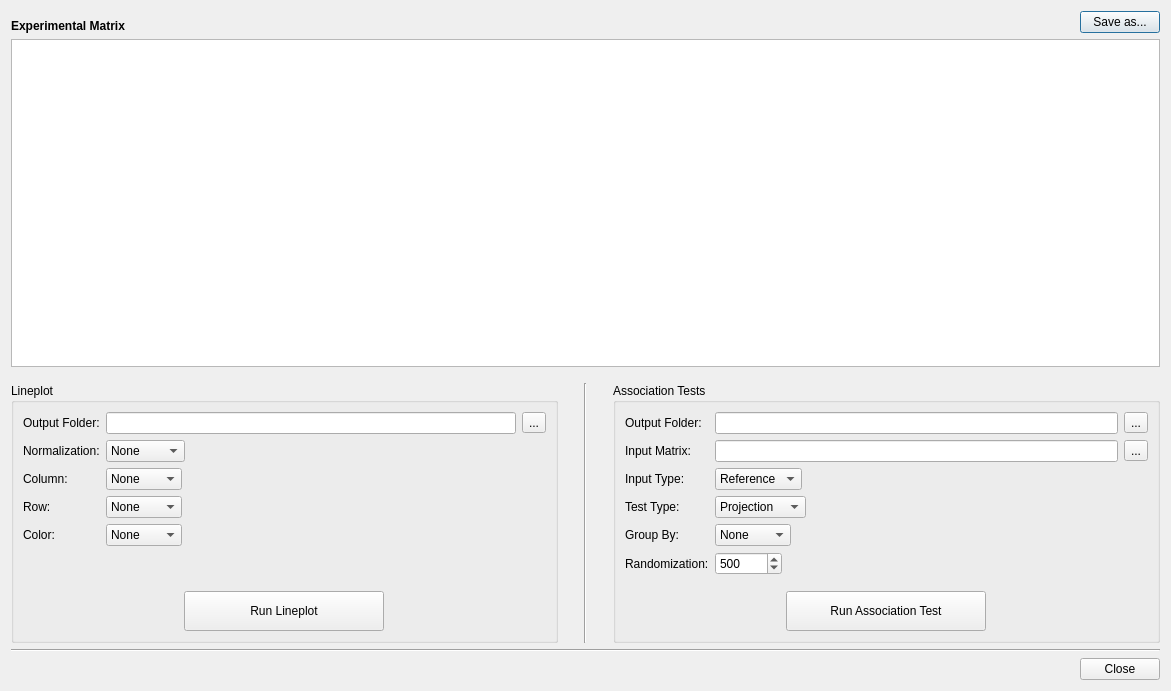
Old version of the form interface/Ui_emExportDialog.ui in the repository Marvin84/reg-gen.
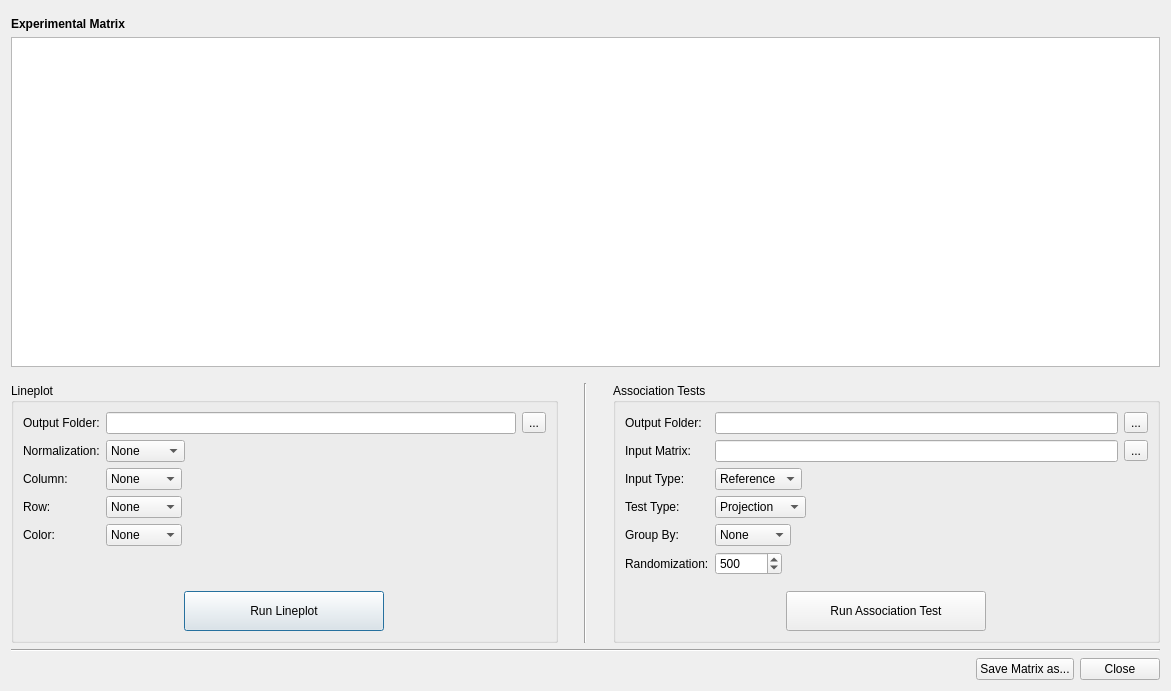
New version of the form.

Commit message: Replaced save button

```diff
--- a/interface/Ui_emExportDialog.ui
+++ b/interface/Ui_emExportDialog.ui
@@ -51,19 +51,6 @@
        </property>
       </spacer>
      </item>
-     <item>
-      <widget class="QPushButton" name="exportButton">
-       <property name="sizePolicy">
-        <sizepolicy hsizetype="Fixed" vsizetype="Fixed">
-         <horstretch>0</horstretch>
-         <verstretch>0</verstretch>
-        </sizepolicy>
-       </property>
-       <property name="text">
-        <string>Save as...</string>
-       </property>
-      </widget>
-     </item>
     </layout>
    </item>
    <item>
@@ -597,7 +584,44 @@
     </widget>
    </item>
    <item>
+    <layout class="QHBoxLayout" name="horizontalLayout_8">
+     <item>
+      <spacer name="horizontalSpacer_4">
+       <property name="orientation">
+        <enum>Qt::Horizontal</enum>
+       </property>
+       <property name="sizeType">
+        <enum>QSizePolicy::Expanding</enum>
+       </property>
+       <property name="sizeHint" stdset="0">
+        <size>
+         <width>40</width>
+         <height>20</height>
+        </size>
+       </property>
+      </spacer>
+     </item>
+     <item>
+      <widget class="QPushButton" name="exportButton">
+       <property name="sizePolicy">
+        <sizepolicy hsizetype="Fixed" vsizetype="Fixed">
+         <horstretch>0</horstretch>
+         <verstretch>0</verstretch>
+        </sizepolicy>
+       </property>
+       <property name="text">
+        <string>Save Matrix as...</string>
+       </property>
+      </widget>
+     </item>
+     <item>
     <widget class="QDialogButtonBox" name="buttonBox">
+       <property name="sizePolicy">
+        <sizepolicy hsizetype="Fixed" vsizetype="Fixed">
+         <horstretch>0</horstretch>
+         <verstretch>0</verstretch>
+        </sizepolicy>
+       </property>
      <property name="locale">
       <locale language="English" country="UnitedStates"/>
      </property>
@@ -611,6 +635,8 @@
       <bool>false</bool>
      </property>
     </widget>
+     </item>
+    </layout>
    </item>
   </layout>
  </widget>
```
Lines whose indentation alone changed are shown as unchanged.
